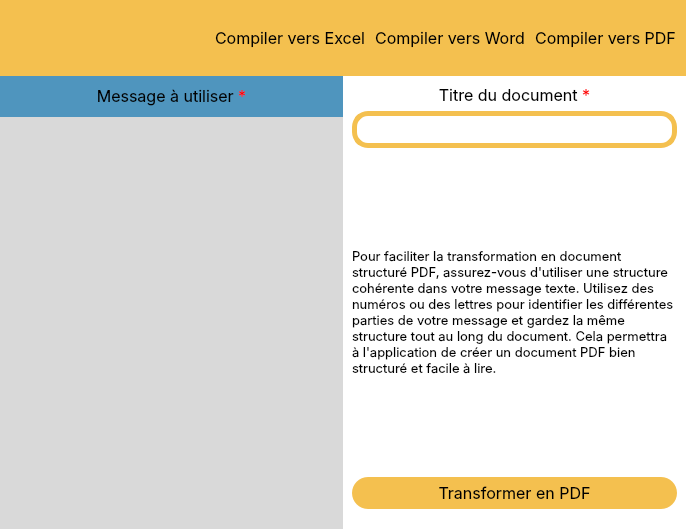
The window that pdf.ui (Melvins45/Message-to-word) describes before a commit, drawn with Qt 5.
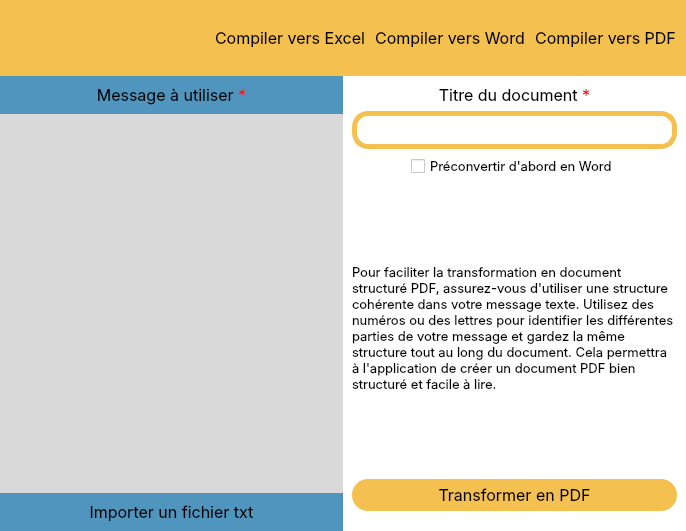
The same window after the commit. Icons and pictures are not drawn.

The edit to the form file:
```diff
--- a/pdf.ui
+++ b/pdf.ui
@@ -7,15 +7,9 @@
     <x>0</x>
     <y>0</y>
     <width>686</width>
-    <height>529</height>
+    <height>531</height>
    </rect>
   </property>
-  <property name="minimumSize">
-   <size>
-    <width>0</width>
-    <height>529</height>
-   </size>
-  </property>
   <property name="windowTitle">
    <string>Compilez vers PDF - Message To Doc</string>
   </property>
@@ -177,7 +171,7 @@
         <property name="styleSheet">
          <string notr="true">background-color: rgb(217, 217, 217);</string>
         </property>
-        <layout class="QVBoxLayout" name="verticalLayout_2" stretch="1,10">
+        <layout class="QVBoxLayout" name="verticalLayout_2" stretch="1,10,1">
          <property name="spacing">
           <number>0</number>
          </property>
@@ -231,6 +225,29 @@
            </property>
           </widget>
          </item>
+         <item>
+          <widget class="QPushButton" name="takeFileTxt">
+           <property name="sizePolicy">
+            <sizepolicy hsizetype="Ignored" vsizetype="Ignored">
+             <horstretch>0</horstretch>
+             <verstretch>0</verstretch>
+            </sizepolicy>
+           </property>
+           <property name="font">
+            <font>
+             <family>Inter</family>
+             <pointsize>12</pointsize>
+            </font>
+           </property>
+           <property name="styleSheet">
+            <string notr="true">background-color: rgb(79, 149, 190);
+border: none;</string>
+           </property>
+           <property name="text">
+            <string>Importer un fichier txt</string>
+           </property>
+          </widget>
+         </item>
         </layout>
        </widget>
       </item>
@@ -240,7 +257,7 @@
          <string notr="true">background-color: rgb(255, 255, 255);
 </string>
         </property>
-        <layout class="QVBoxLayout" name="verticalLayout_4" stretch="2,10,1">
+        <layout class="QVBoxLayout" name="verticalLayout_4" stretch="2,0,9,1">
          <property name="spacing">
           <number>6</number>
          </property>
@@ -303,6 +320,52 @@
            </layout>
           </widget>
          </item>
+         <item>
+          <layout class="QHBoxLayout" name="horizontalLayout_4" stretch="0,0,0">
+           <item>
+            <spacer name="horizontalSpacer_3">
+             <property name="orientation">
+              <enum>Qt::Horizontal</enum>
+             </property>
+             <property name="sizeHint" stdset="0">
+              <size>
+               <width>40</width>
+               <height>20</height>
+              </size>
+             </property>
+            </spacer>
+           </item>
+           <item>
+            <widget class="QCheckBox" name="wordConvert">
+             <property name="font">
+              <font>
+               <family>Inter</family>
+               <pointsize>10</pointsize>
+              </font>
+             </property>
+             <property name="styleSheet">
+              <string notr="true"/>
+             </property>
+             <property name="text">
+              <string>Préconvertir d'abord en Word</string>
+             </property>
+            </widget>
+           </item>
+           <item>
+            <spacer name="horizontalSpacer_2">
+             <property name="orientation">
+              <enum>Qt::Horizontal</enum>
+             </property>
+             <property name="sizeHint" stdset="0">
+              <size>
+               <width>40</width>
+               <height>20</height>
+              </size>
+             </property>
+            </spacer>
+           </item>
+          </layout>
+         </item>
          <item>
           <widget class="QLabel" name="info">
            <property name="font">
```
